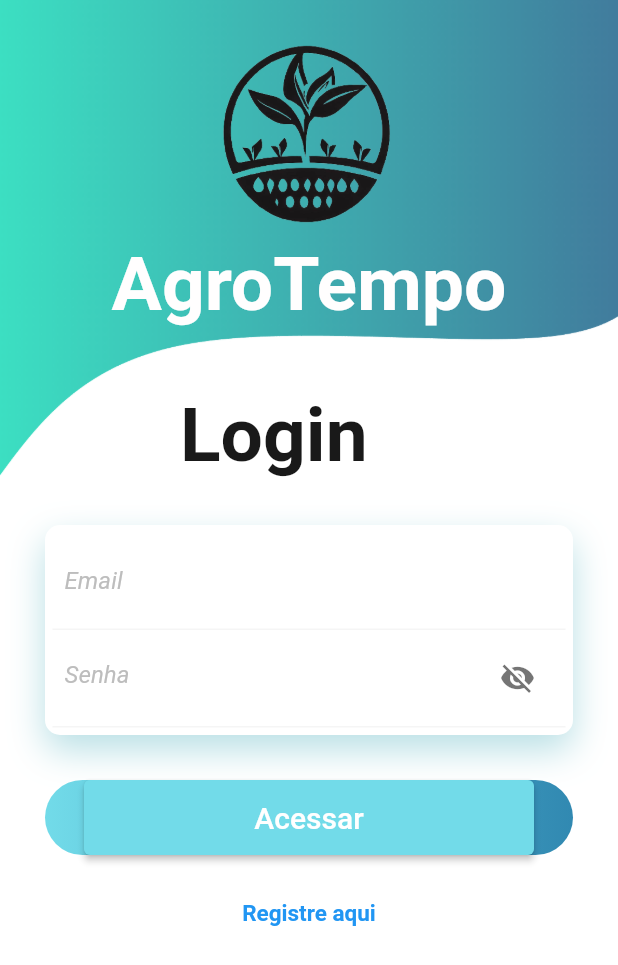
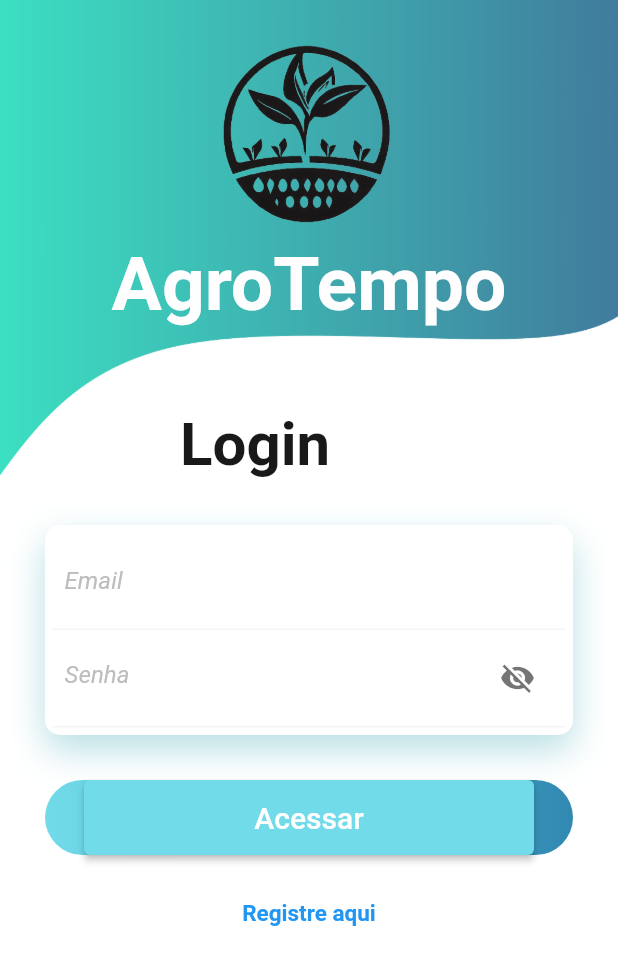
Before and after one commit to marcuscmd/hackatonv, a Flutter app: the screen it shows after launch, on a phone screen of 412 x 824 dp. Shown: the top 965 px of the screen. Run offline on Flutter 3.47's test engine with Material 2 defaults, Android fonts, the phone set to English and light mode, and no system bars; our stand-ins replace awesome_snackbar_content, fluttertoast, get, i18n_extension, ionicons, mask_text_input_formatter and 2 more; accounts and stored records are empty.

Commit message:
finalizado
ok

```diff
--- a/hack2v/lib/modules/adubo/adubo_page.dart
+++ b/hack2v/lib/modules/adubo/adubo_page.dart
@@ -295,6 +295,7 @@ class _AduboState extends State<AduboState> {
         style: TextStyle(
           color: Colors.black,
           fontSize: 17,
+          fontWeight: FontWeight.bold,
         ),
       );
     } else if (propriedade?.tipo == 'Algodão') {
@@ -306,6 +307,7 @@ class _AduboState extends State<AduboState> {
         style: TextStyle(
           color: Colors.black,
           fontSize: 17,
+          fontWeight: FontWeight.bold,
         ),
       );
     } else if (propriedade?.tipo == 'Soja') {
@@ -322,6 +324,7 @@ class _AduboState extends State<AduboState> {
         style: TextStyle(
           color: Colors.black,
           fontSize: 17,
+          fontWeight: FontWeight.bold,
         ),
       );
     } else if (propriedade?.tipo == 'Arroz') {
@@ -335,6 +338,7 @@ class _AduboState extends State<AduboState> {
         style: TextStyle(
           color: Colors.black,
           fontSize: 17,
+          fontWeight: FontWeight.bold,
         ),
       );
     }
--- a/hack2v/lib/modules/login/login_page.dart
+++ b/hack2v/lib/modules/login/login_page.dart
@@ -55,7 +55,7 @@ class LoginPage extends GetView<LoginController> {
                         'Login',
                         style: TextStyle(
                             color: Color.fromARGB(230, 0, 0, 0),
-                            fontSize: 50,
+                            fontSize: 40,
                             fontWeight: FontWeight.bold),
                       ),
                     ),
--- a/hack2v/lib/modules/plantio/plantio_page.dart
+++ b/hack2v/lib/modules/plantio/plantio_page.dart
@@ -297,13 +297,14 @@ class _PlantioState extends State<PlantioState> {
         style: TextStyle(
           color: Colors.black,
           fontSize: 17,
+          fontWeight: FontWeight.bold,
         ),
       );
     } else if (propriedade?.tipo == 'Algodão') {
       return const Text(
         'O algodão é tipicamente semeado na primavera ou no início do verão, dependendo da região. '
         'Siga as recomendações da variedade escolhida para o espaçamento e a profundidade de plantio corretos. '
-        'O algodão pode ser semeado em linhas ou fileiras.O algodão é uma cultura que prefere climas quentes e ensolarados. '
+        'O algodão pode ser semeado em linhas ou fileiras. O algodão é uma cultura que prefere climas quentes e ensolarados. '
         'Geralmente, a temperatura ideal para o crescimento do algodão está na faixa de 24°C a 30°C durante o dia. '
         'Certifique-se de escolher uma região com um clima adequado para o cultivo do algodão. '
         'O algodão cresce melhor em solos férteis, bem drenados e profundos. O pH ideal do solo para o cultivo de algodão está na faixa de 6 a 7. '
@@ -313,6 +314,7 @@ class _PlantioState extends State<PlantioState> {
         style: TextStyle(
           color: Colors.black,
           fontSize: 17,
+          fontWeight: FontWeight.bold,
         ),
       );
     } else if (propriedade?.tipo == 'Soja') {
@@ -326,6 +328,7 @@ class _PlantioState extends State<PlantioState> {
         style: TextStyle(
           color: Colors.black,
           fontSize: 17,
+          fontWeight: FontWeight.bold,
         ),
       );
     } else if (propriedade?.tipo == 'Arroz') {
@@ -341,6 +344,7 @@ class _PlantioState extends State<PlantioState> {
         style: TextStyle(
           color: Colors.black,
           fontSize: 17,
+          fontWeight: FontWeight.bold,
         ),
       );
     }
--- a/hack2v/lib/modules/prop_info/prop_info_page.dart
+++ b/hack2v/lib/modules/prop_info/prop_info_page.dart
@@ -392,6 +392,8 @@ class _PropInfo extends State<PropInfoState> {
                         )),
                     onPressed: () {
                       saveChanges();
+                      _controller.toast('Editado com Sucesso!');
+                      Get.toNamed('/menu');
                     },
                     child: const Text('Salvar',
                         style: TextStyle(
```
